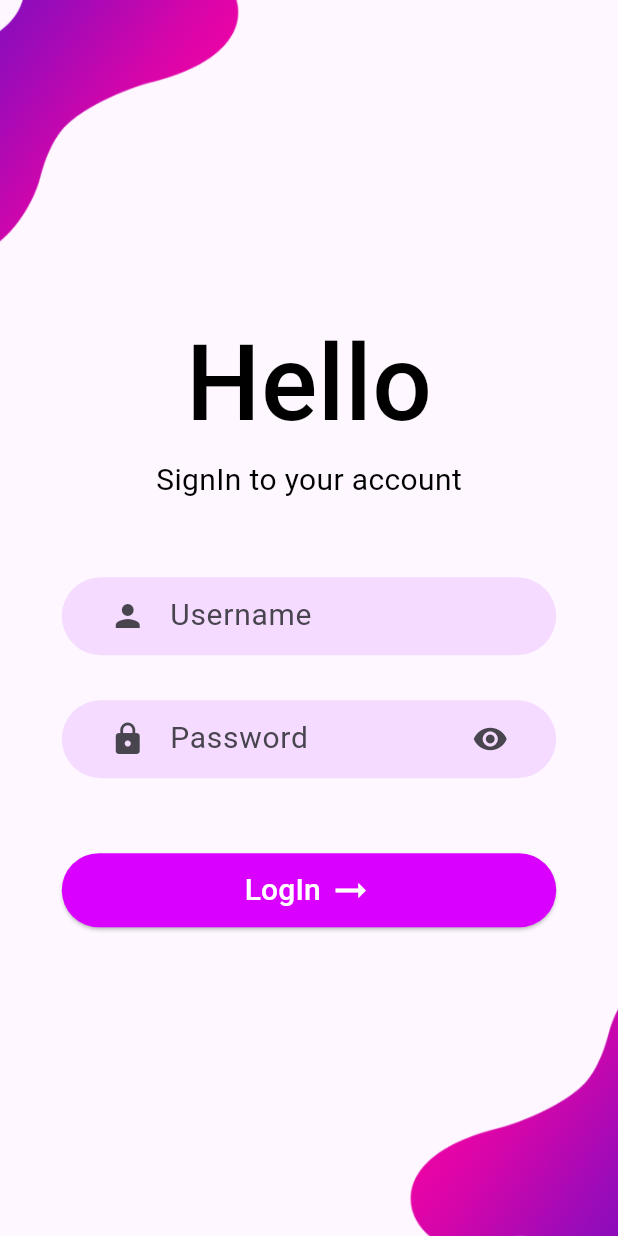
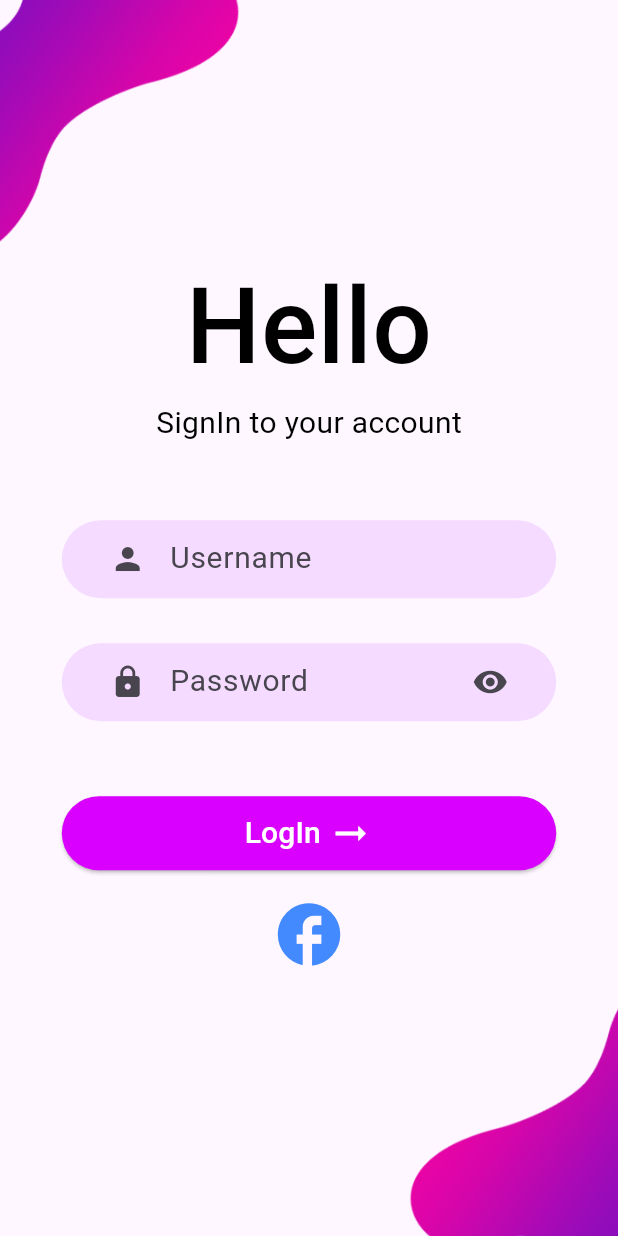
Before and after one commit to meetshaheer/Log-In-Sign-Up-UI, a Flutter app: the screen it shows after launch, on a phone screen of 412 x 824 dp. Run offline on Flutter 3.47's test engine with Material 3 defaults, Android fonts, the phone set to English and light mode, and no system bars; missing offline and left inert: dart:ffi.

Commit message:
creating custom icon Button for Social logins

```diff
--- a/login/lib/LoginScreen/components/body.dart
+++ b/login/lib/LoginScreen/components/body.dart
@@ -162,6 +162,22 @@ class _bodyState extends State<body> {
                   ],
                 ),
               ),
+            ),
+            SizedBox(
+              height: 10,
+            ),
+            Row(
+              mainAxisAlignment: MainAxisAlignment.center,
+              children: [
+                IconButton(
+                    onPressed: () {},
+                    icon: const Icon(
+                      Icons.facebook,
+                      color: Colors.blueAccent,
+                      size: 50,
+                    )),
+
+              ],
             )
           ],
         ),
```
Also changed, not shown: login/lib/LoginScreen/components/widgets/customIconButton.dart (added, +16 -0 lines).
